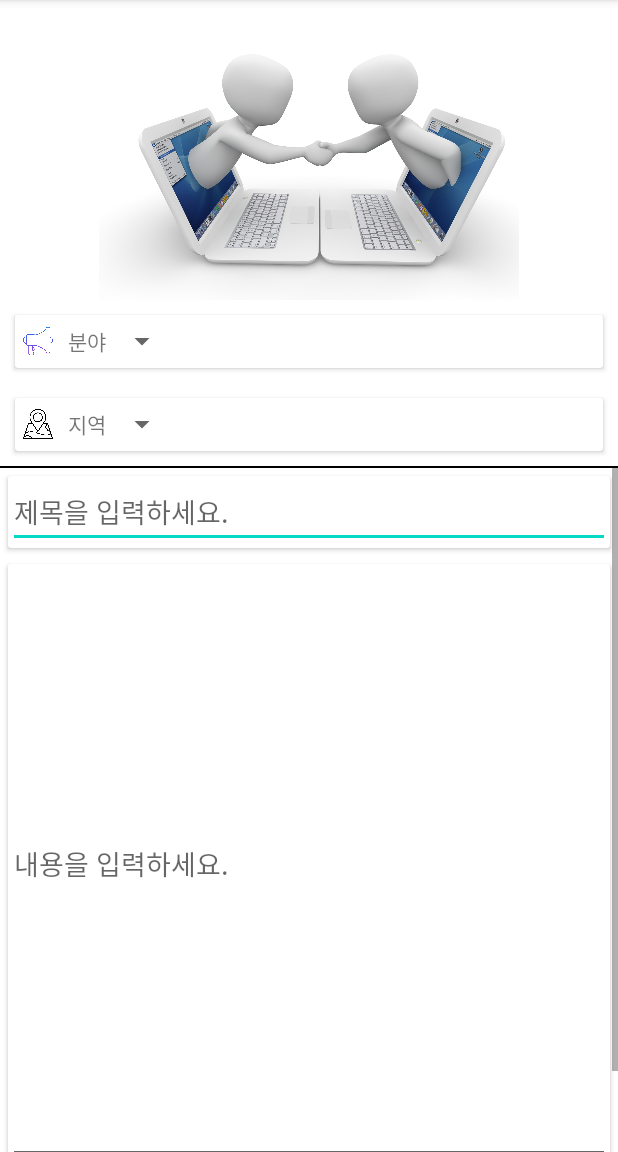
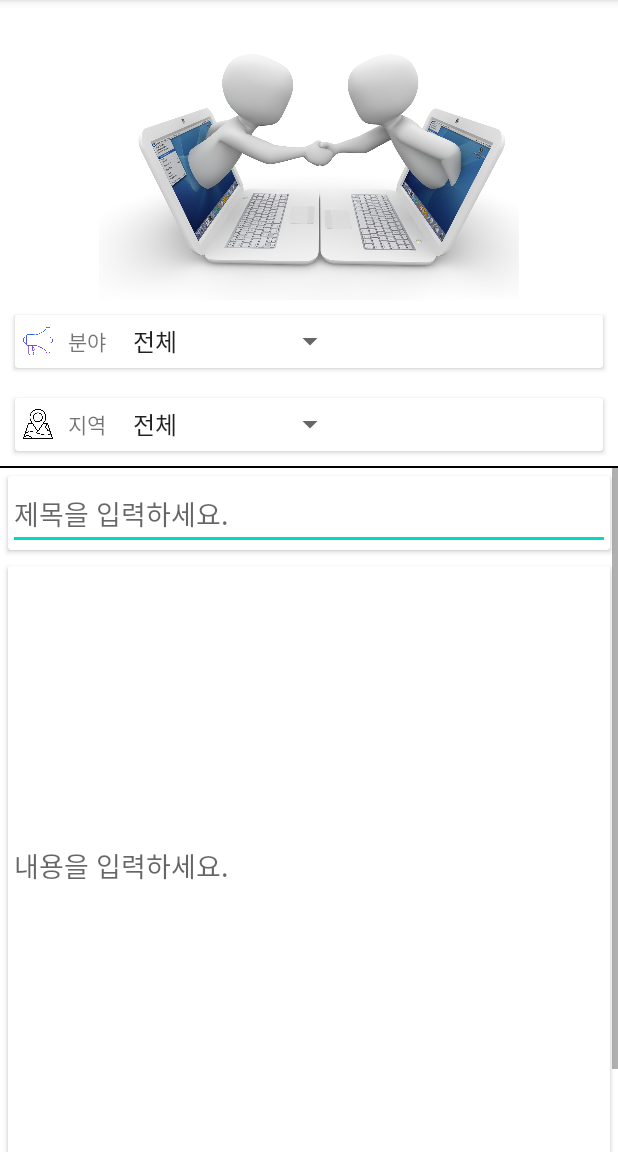
Before and after one commit to twodf78/project2, an Android app: the screen it shows after launch (HomeWriteActivity), after a tap on an icon or button, on a phone screen of 412 x 824 dp, the part 84-1236 px from its top. Run offline under Robolectric (Android 15) with nearby library versions, the phone set to English and light mode, and no system bars.

Commit message:
addbtn 이용해서 화면 이동 더 완료.

```diff
--- a/app/src/main/java/com/example/grouping/FragmentHome.java
+++ b/app/src/main/java/com/example/grouping/FragmentHome.java
@@ -6,8 +6,13 @@ import android.util.Log;
 import android.view.LayoutInflater;
 import android.view.View;
 import android.view.ViewGroup;
+import android.view.inputmethod.InputMethodManager;
+import android.widget.Button;
+import android.widget.EditText;
+import android.widget.Toast;
 
 import androidx.annotation.NonNull;
+import androidx.annotation.Nullable;
 import androidx.fragment.app.Fragment;
 import androidx.recyclerview.widget.LinearLayoutManager;
 import androidx.recyclerview.widget.RecyclerView;
@@ -21,21 +26,43 @@ public class FragmentHome extends Fragment {
 
     HomeRecyclerAdapterAll homeadapter;
 
+    public FragmentHome() {
+        super(R.layout.fragment_home);
+    }
+
+    @Override
+    public void onCreate(@Nullable Bundle savedInstanceState) {
+        super.onCreate(savedInstanceState);
+    }
 
     @Override
     public View onCreateView(LayoutInflater inflater, ViewGroup container, Bundle savedInstanceState) {
         setHasOptionsMenu(true);
         return inflater.inflate(R.layout.fragment_home, container, false);
-
     }
 
     public void onViewCreated(@NonNull View view, Bundle savedInstanceState) {
         super.onViewCreated(view, savedInstanceState);
         final Context context = view.getContext();
 
+        //recyclerview 만드는 부분
         homeadapter = new HomeRecyclerAdapterAll(context);
         RecyclerView homeRecView = view.findViewById(R.id.homerecyclerview);
         homeRecView.setAdapter(homeadapter);
         homeRecView.setLayoutManager(new LinearLayoutManager(context));
+
+        //새 글을 만드는 부분
+        EditText edittitle = view.findViewById(R.id.homeedittitle);
+//        Button homewritingaddbtn = view.findViewById(R.id.homeaddwritingbtn);
+
+//        String title = edittitle.getText().toString();
+
+//        homeadapter.addItem(new HomeData(title));
+
+//        homewritingaddbtn.setOnClickListener(v -> {
+//            String title = edittitle.getText().toString();
+//
+//            homeadapter.addItem(new HomeData(title));
+//        });
     }
 }
--- a/app/src/main/java/com/example/grouping/HomeWriteActivity.java
+++ b/app/src/main/java/com/example/grouping/HomeWriteActivity.java
@@ -5,7 +5,12 @@ import androidx.appcompat.app.AppCompatActivity;
 import android.content.Intent;
 import android.os.Bundle;
 import android.view.View;
+import android.widget.AdapterView;
 import android.widget.Button;
+import android.widget.EditText;
+import android.widget.Spinner;
+import android.widget.TextView;
+import android.widget.Toast;
 
 public class HomeWriteActivity extends AppCompatActivity {
 
@@ -16,13 +21,48 @@ public class HomeWriteActivity extends AppCompatActivity {
         super.onCreate(savedInstanceState);
         setContentView(R.layout.activity_home_write);
 
+        final TextView textView = findViewById(R.id.homefieldspinnertext);
+        EditText title = findViewById(R.id.homeedittitle);
+        EditText content = findViewById(R.id.homeeditcontent);
+        Spinner spinner = findViewById(R.id.homefieldspinner);
+
+        spinner.setOnItemSelectedListener(new AdapterView.OnItemSelectedListener() {
+            @Override
+            public void onItemSelected(AdapterView<?> parent, View view, int position, long id) {
+            }
+            @Override
+            public void onNothingSelected(AdapterView<?> parent) {
+            }
+        });
+
+
         addbtn=findViewById(R.id.homeaddwritingbtn);
         addbtn.setOnClickListener(new View.OnClickListener() {
             @Override
             public void onClick(View v) {
-                Intent intent = new Intent(HomeWriteActivity.this, FragmentHome.class);
-                startActivity(intent);
+
+                if(title.getText().toString().length()==0){
+                    Toast.makeText(v.getContext(),"스터디 글 제목을 입력하세요.", Toast.LENGTH_SHORT).show();
+                }
+                else if(content.getText().toString().length()==0){
+                    Toast.makeText(v.getContext(), "스터디 내용을 입력하세요.", Toast.LENGTH_SHORT).show();
+                }
+                else{
+                    Toast.makeText(getApplicationContext(), "생성한 스터디가 성공적으로 업로딩 되었습니다.", Toast.LENGTH_SHORT).show();
+                    Intent intent = new Intent(HomeWriteActivity.this, FragmentHome.class);
+//                    intent.putExtra("title", title.getText().toString());
+                    //보낼 데이터가 있다면 여기서 보내면 됨.
+                    //!!!!!!!!!!!!!!!!확인 suggest GET 제목, 지역, 분야
+                    startActivity(intent);
+
+                }
+
             }
         });
+
+
+
+
+
     }
 }
--- a/app/src/main/res/layout/activity_home_write.xml
+++ b/app/src/main/res/layout/activity_home_write.xml
@@ -29,12 +29,15 @@
                 android:layout_marginLeft="5dp"
                 android:src="@drawable/field"/>
             <TextView
+                android:id="@+id/homefieldspinnertext"
                 android:layout_width="wrap_content"
                 android:layout_height="wrap_content"
-                android:text="   분야"/>
+                android:text="   분야   "/>
             <Spinner
-                android:layout_width="wrap_content"
-                android:layout_height="wrap_content"/>
+                android:id="@+id/homefieldspinner"
+                android:layout_width="150dp"
+                android:layout_height="wrap_content"
+                android:entries="@array/분야"/>
         </LinearLayout>
     </androidx.cardview.widget.CardView>
 
@@ -54,12 +57,15 @@
                 android:src="@drawable/map"
                 android:layout_marginLeft="5dp"/>
             <TextView
+                android:id="@+id/homeregionspinnertext"
                 android:layout_width="wrap_content"
                 android:layout_height="wrap_content"
-                android:text="   지역"/>
+                android:text="   지역   "/>
             <Spinner
-                android:layout_width="wrap_content"
-                android:layout_height="wrap_content"/>
+                android:id="@+id/homeregionspinner"
+                android:layout_width="150dp"
+                android:layout_height="wrap_content"
+                android:entries="@array/지역"/>
         </LinearLayout>
     </androidx.cardview.widget.CardView>
 
@@ -86,8 +92,10 @@
                     android:layout_height="wrap_content"
                     android:orientation="horizontal">
                     <EditText
+                        android:id="@+id/homeedittitle"
                         android:layout_width="match_parent"
                         android:layout_height="wrap_content"
+                        android:layout_marginTop="1dp"
                         android:hint="제목을 입력하세요."/>
                 </LinearLayout>
             </androidx.cardview.widget.CardView>
@@ -97,6 +105,7 @@
                 android:layout_height="match_parent"
                 android:layout_margin="5dp">
                 <EditText
+                    android:id="@+id/homeeditcontent"
                     android:layout_width="match_parent"
                     android:layout_height="400dp"
                     android:hint="내용을 입력하세요."/>
--- a/app/src/main/res/layout/home_itemlist_all.xml
+++ b/app/src/main/res/layout/home_itemlist_all.xml
@@ -1,7 +1,7 @@
 <?xml version="1.0" encoding="utf-8"?>
 <androidx.cardview.widget.CardView xmlns:android="http://schemas.android.com/apk/res/android"
     xmlns:app="http://schemas.android.com/apk/res-auto"
-    android:id="@+id/parent"
+    android:id="@+id/homeparent"
     android:layout_width="match_parent"
     android:layout_height="wrap_content"
     android:layout_margin="6dp"
@@ -52,7 +52,7 @@
                 android:id="@+id/homecardviewtitle"
                 android:layout_width="match_parent"
                 android:layout_height="wrap_content"
-                android:text="한 달 동안 같이 기타 배우실 분!?"
+                android:text="Study title"
                 android:textSize="20sp"
                 android:textStyle="bold" />
 
--- /dev/null
+++ b/app/src/main/res/values/homewritingfieldarray.xml
@@ -0,0 +1,17 @@
+<?xml version="1.0" encoding="utf-8"?>
+<resources>
+    <string-array name="분야">
+        <item>전체</item>
+        <item>코딩/IT</item>
+        <item>줌터디</item>
+        <item>스포츠</item>
+    </string-array>
+
+    <string-array name="지역">
+        <item>전체</item>
+        <item>서울/경기</item>
+        <item>충남</item>
+        <item>부산</item>
+    </string-array>
+
+</resources>
```
Also changed, not shown: app/src/main/java/com/example/grouping/HomeData.java (+2 -31 lines), app/src/main/java/com/example/grouping/HomeRecyclerAdapterAll.java (+12 -15 lines).
